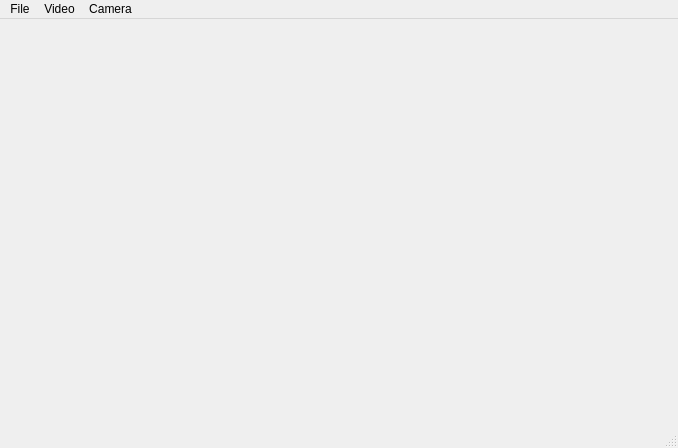
Above: Source/mainwindow.ui from kemerelab/BehavioralVideo before the change. Below: the same form after it.
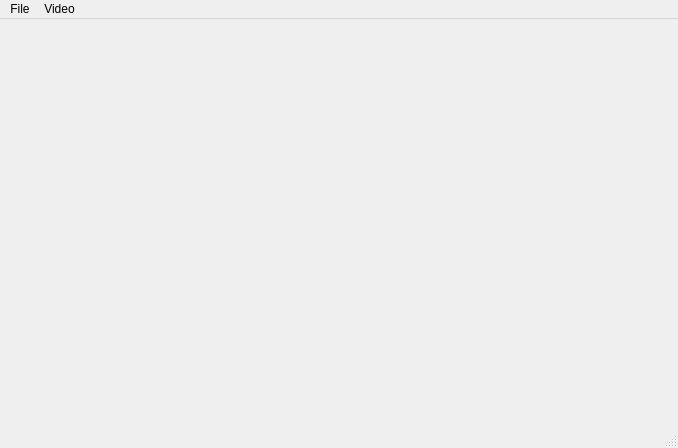
That is the form after the change.

What changed in the file:
```diff
--- a/Source/mainwindow.ui
+++ b/Source/mainwindow.ui
@@ -54,16 +54,9 @@
     <addaction name="actionRecord"/>
     <addaction name="actionStop"/>
     <addaction name="separator"/>
-    <addaction name="actionConfigure"/>
-   </widget>
-   <widget class="QMenu" name="menuCamera">
-    <property name="title">
-     <string>Camera</string>
-    </property>
    </widget>
    <addaction name="menuFile"/>
    <addaction name="menuVideo"/>
-   <addaction name="menuCamera"/>
   </widget>
   <widget class="QStatusBar" name="statusBar"/>
   <action name="actionDisplay">
```
Left out of the diff: 2 changed lines with no effect on the pictures.
